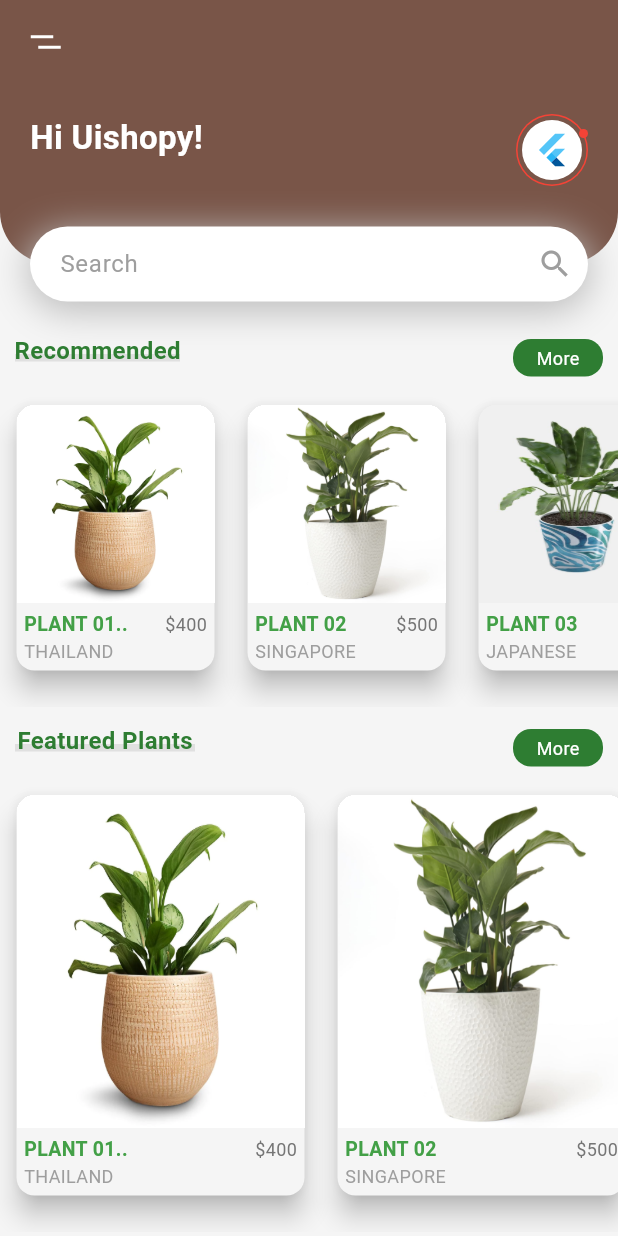
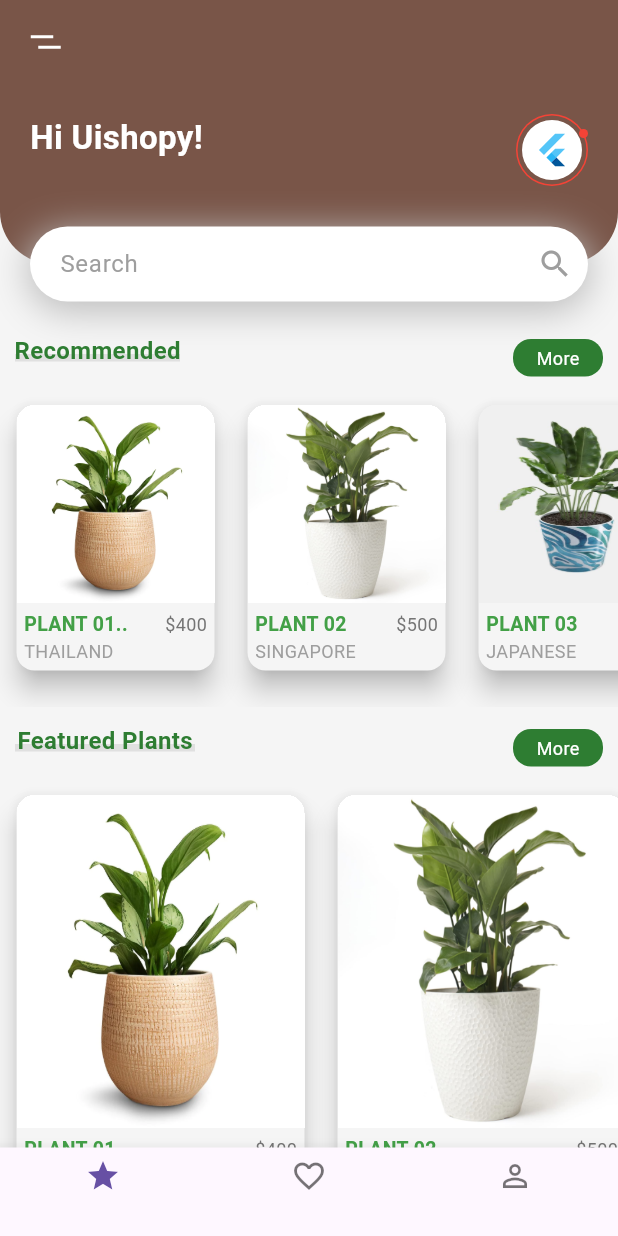
Before and after one commit to eduforsth/flutter_ui_plant_lesson, a Flutter app: the screen it shows after launch, on a phone screen of 412 x 824 dp. Run offline on Flutter 3.47's test engine with Material 3 defaults, Android fonts, the phone set to English and light mode, and no system bars.

Commit message:
add BottomNavigation

```diff
--- a/lib/main.dart
+++ b/lib/main.dart
@@ -4,9 +4,16 @@ import 'package:ui_plant/second_screen.dart';
 
 void main() => runApp(const MyApp());
 
-class MyApp extends StatelessWidget {
+class MyApp extends StatefulWidget {
   const MyApp({super.key});
 
+  @override
+  State<MyApp> createState() => _MyAppState();
+}
+
+int _currentIndex = 0;
+
+class _MyAppState extends State<MyApp> {
   @override
   Widget build(BuildContext context) {
     return MaterialApp(
@@ -31,7 +38,20 @@ class MyApp extends StatelessWidget {
           elevation: 0,
           backgroundColor: Colors.brown,
         ),
-        body: Body(),
+        body: const Body(),
+        bottomNavigationBar: BottomNavigationBar(
+          onTap: (value){
+          setState(() {
+            _currentIndex = value;
+          });
+          },
+          currentIndex: _currentIndex,
+          items: [
+             BottomNavigationBarItem(icon: Icon(_currentIndex == 0? Icons.star_purple500_sharp : Icons.star_border_outlined), label: ''),
+             BottomNavigationBarItem(icon: Icon(_currentIndex == 1? Icons.favorite : Icons.favorite_border_outlined), label: ''),
+             BottomNavigationBarItem(icon: Icon(_currentIndex == 2? Icons.person : Icons.person_outline_outlined), label: ''),
+          ],
+        ),
       ),
     );
   }
--- a/lib/main_screen/body.dart
+++ b/lib/main_screen/body.dart
@@ -6,7 +6,7 @@ import 'package:ui_plant/main_screen/list_item.dart';
 import 'package:ui_plant/model/plant_model.dart';
 
 class Body extends StatefulWidget {
-  Body({
+  const Body({
     super.key,
   });
 
```
